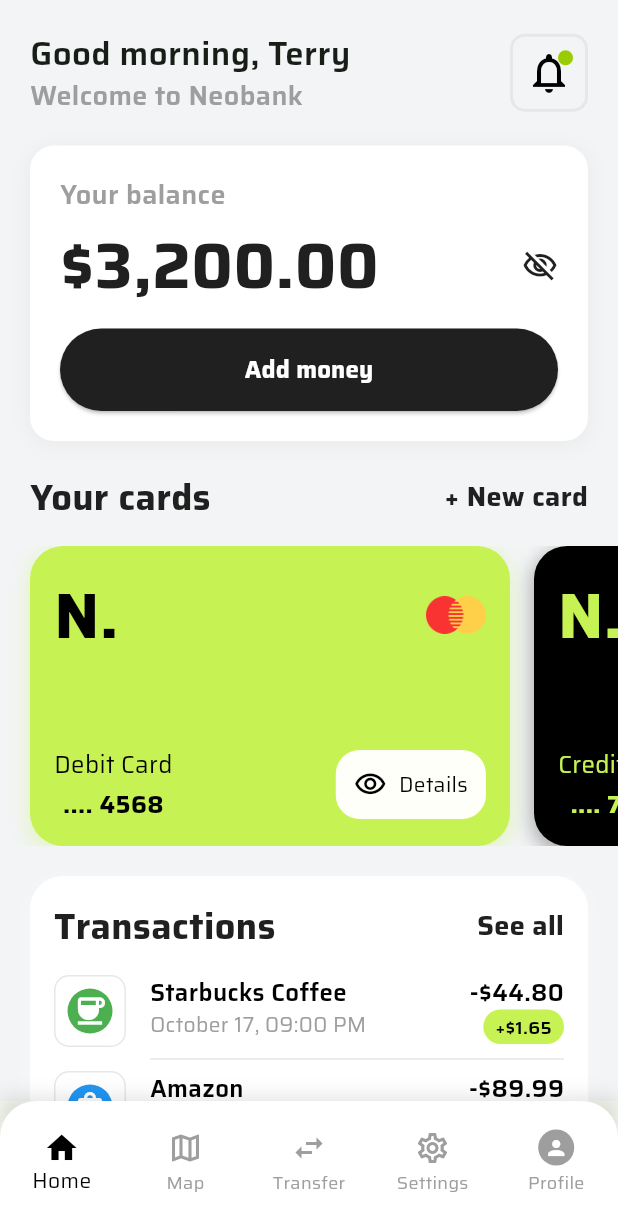
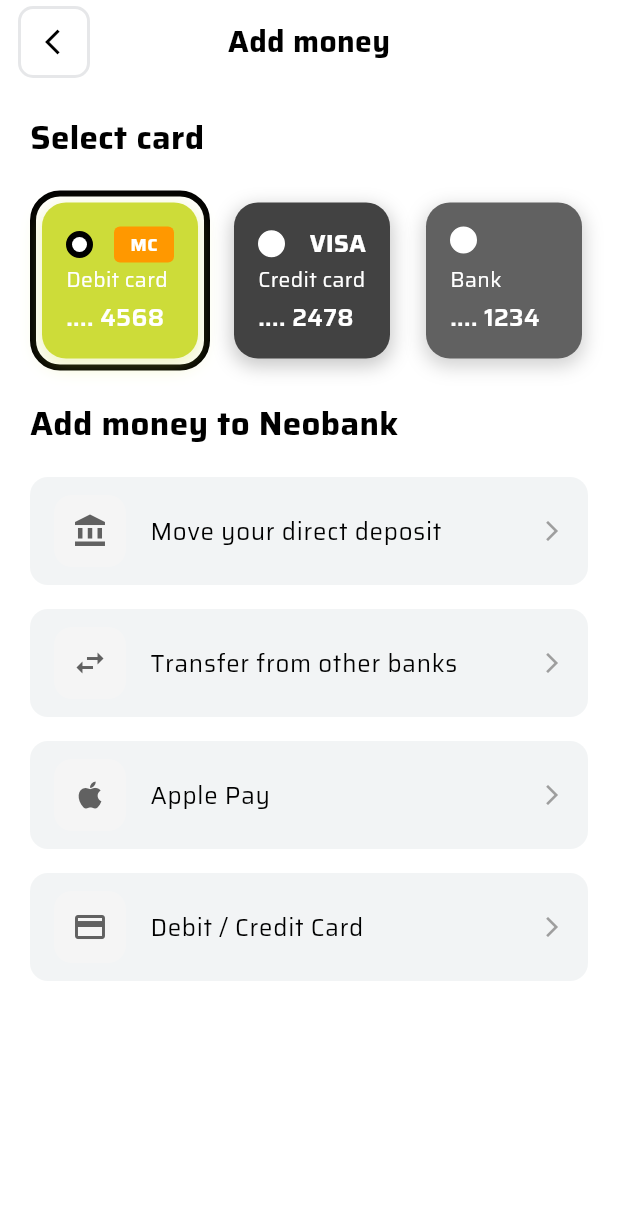
Before and after one commit to jayrhalani/banking_app_flutter, a Flutter app: the screen it shows after launch, after a tap on "Add money", on a phone screen of 412 x 824 dp. Shown: the top 1231 px of the screen. Run offline on Flutter 3.47's test engine with Material 3 defaults, Android fonts, the phone set to English and light mode, and no system bars.

Commit message:
Implement Add money screen

```diff
--- a/lib/main.dart
+++ b/lib/main.dart
@@ -13,6 +13,7 @@ class MyApp extends StatelessWidget {
   Widget build(BuildContext context) {
     return MaterialApp(
       title: 'Neobank',
+      debugShowCheckedModeBanner: false,
       theme: ThemeData(
         colorScheme: ColorScheme.fromSeed(seedColor: Colors.green),
         fontFamily: AssetRes.sairaFamily,
--- /dev/null
+++ b/lib/screens/add_money_screen.dart
@@ -0,0 +1,360 @@
+import 'package:banking_app_flutter/widgets/custom_app_bar.dart';
+import 'package:flutter/material.dart';
+
+class AddMoneyScreen extends StatefulWidget {
+  const AddMoneyScreen({super.key});
+
+  @override
+  State<AddMoneyScreen> createState() => _AddMoneyScreenState();
+}
+
+class _AddMoneyScreenState extends State<AddMoneyScreen> {
+  int _selectedCardIndex = 0;
+
+  final List<Map<String, dynamic>> _cards = [
+    {
+      'type': 'Debit card',
+      'number': '4568',
+      'color': Colors.lime,
+      'logo': 'N.',
+      'isSelected': true,
+    },
+    {
+      'type': 'Credit card',
+      'number': '2478',
+      'color': Colors.grey[800]!,
+      'logo': 'VISA',
+      'isSelected': false,
+    },
+    {
+      'type': 'Bank',
+      'number': '1234',
+      'color': Colors.grey[700]!,
+      'logo': 'B',
+      'isSelected': false,
+    },
+  ];
+
+  final List<Map<String, dynamic>> _addMoneyOptions = [
+    {
+      'title': 'Move your direct deposit',
+      'icon': Icons.account_balance,
+      'description': 'Set up recurring deposits from your employer',
+    },
+    {
+      'title': 'Transfer from other banks',
+      'icon': Icons.swap_horiz,
+      'description': 'Move money from your existing bank accounts',
+    },
+    {
+      'title': 'Apple Pay',
+      'icon': Icons.apple,
+      'description': 'Add money using Apple Pay',
+    },
+    {
+      'title': 'Debit / Credit Card',
+      'icon': Icons.credit_card,
+      'description': 'Add money using another card',
+    },
+  ];
+
+  @override
+  Widget build(BuildContext context) {
+    return Scaffold(
+      backgroundColor: Colors.white,
+      appBar: CustomAppBar(
+        title: 'Add money',
+        onBack: () => Navigator.of(context).pop(),
+      ),
+      body: SingleChildScrollView(
+        child: Column(
+          crossAxisAlignment: CrossAxisAlignment.start,
+          children: [
+            // Select card section
+            _buildSelectCardSection(),
+
+            // Add money to Neobank section
+            _buildAddMoneySection(),
+          ],
+        ),
+      ),
+    );
+  }
+
+  Widget _buildSelectCardSection() {
+    return Column(
+      crossAxisAlignment: CrossAxisAlignment.start,
+      children: [
+        const Padding(
+          padding: EdgeInsets.all(20),
+          child: Text(
+            'Select card',
+            style: TextStyle(
+              fontSize: 22,
+              fontWeight: FontWeight.bold,
+              color: Colors.black,
+            ),
+          ),
+        ),
+        SizedBox(
+          height: 120,
+          child: ListView.separated(
+            scrollDirection: Axis.horizontal,
+            itemCount: _cards.length,
+            padding: const EdgeInsets.symmetric(horizontal: 20),
+            itemBuilder: (context, index) {
+              final card = _cards[index];
+
+              return AspectRatio(
+                aspectRatio: 1, // Ensures width = height
+                child: GestureDetector(
+                  onTap: () {
+                    setState(() {
+                      _selectedCardIndex = index;
+                      for (int i = 0; i < _cards.length; i++) {
+                        _cards[i]['isSelected'] = i == index;
+                      }
+                    });
+                  },
+                  child: AnimatedContainer(
+                    duration: const Duration(milliseconds: 200),
+                    curve: Curves.easeInOut,
+                    decoration: BoxDecoration(
+                      borderRadius: BorderRadius.circular(20),
+                      border: Border.all(
+                        color: card['isSelected']
+                            ? Colors.black
+                            : Colors.transparent,
+                        width: 4,
+                      ),
+                    ),
+                    padding: const EdgeInsets.all(4),
+                    child: Container(
+                      decoration: BoxDecoration(
+                        color: card['color'],
+                        borderRadius: BorderRadius.circular(16),
+                        boxShadow: [
+                          BoxShadow(
+                            color: card['color'].withOpacity(0.3),
+                            spreadRadius: 1,
+                            blurRadius: 10,
+                            offset: const Offset(0, 4),
+                          ),
+                        ],
+                      ),
+                      child: Padding(
+                        padding: const EdgeInsets.all(16),
+                        child: Column(
+                          crossAxisAlignment: CrossAxisAlignment.start,
+                          children: [
+                            Row(
+                              mainAxisAlignment: MainAxisAlignment.spaceBetween,
+                              children: [
+                                SelectedIndicator(
+                                  isSelected: card['isSelected'],
+                                ),
+                                if (card['type'] == 'Debit card')
+                                  Container(
+                                    width: 40,
+                                    height: 24,
+                                    decoration: BoxDecoration(
+                                      color: Colors.orange,
+                                      borderRadius: BorderRadius.circular(4),
+                                    ),
+                                    child: const Center(
+                                      child: Text(
+                                        'MC',
+                                        style: TextStyle(
+                                          color: Colors.white,
+                                          fontSize: 12,
+                                          fontWeight: FontWeight.bold,
+                                        ),
+                                      ),
+                                    ),
+                                  )
+                                else if (card['type'] == 'Credit card')
+                                  const Text(
+                                    'VISA',
+                                    style: TextStyle(
+                                      color: Colors.white,
+                                      fontSize: 16,
+                                      fontWeight: FontWeight.bold,
+                                    ),
+                                  ),
+                              ],
+                            ),
+                            const Spacer(),
+                            Text(
+                              card['type'],
+                              style: const TextStyle(
+                                fontSize: 14,
+                                color: Colors.white,
+                                fontWeight: FontWeight.w500,
+                              ),
+                            ),
+                            const SizedBox(height: 4),
+                            Text(
+                              '.... ${card['number']}',
+                              style: const TextStyle(
+                                fontSize: 16,
+                                color: Colors.white,
+                                fontWeight: FontWeight.w600,
+                              ),
+                            ),
+                          ],
+                        ),
+                      ),
+                    ),
+                  ),
+                ),
+              );
+            },
+            separatorBuilder: (context, index) => const SizedBox(width: 8),
+          ),
+        ),
+      ],
+    );
+  }
+
+  Widget _buildAddMoneySection() {
+    return Padding(
+      padding: const EdgeInsets.all(20),
+      child: Column(
+        crossAxisAlignment: CrossAxisAlignment.start,
+        children: [
+          const Text(
+            'Add money to Neobank',
+            style: TextStyle(
+              fontSize: 22,
+              fontWeight: FontWeight.bold,
+              color: Colors.black,
+            ),
+          ),
+          const SizedBox(height: 20),
+          ..._addMoneyOptions.map((option) => _buildAddMoneyOption(option)),
+        ],
+      ),
+    );
+  }
+
+  Widget _buildAddMoneyOption(Map<String, dynamic> option) {
+    return Padding(
+      padding: const EdgeInsets.only(bottom: 16),
+      child: Material(
+        color: const Color(0xFFF2F4F5),
+        borderRadius: BorderRadius.circular(12),
+        child: InkWell(
+          borderRadius: BorderRadius.circular(12),
+          onTap: () => _handleOptionSelection(option['title']),
+          child: ListTile(
+            contentPadding: const EdgeInsets.symmetric(
+              horizontal: 16,
+              vertical: 8,
+            ),
+            leading: Container(
+              width: 48,
+              height: 48,
+              decoration: BoxDecoration(
+                color: Colors.grey[100],
+                borderRadius: BorderRadius.circular(12),
+              ),
+              child: Icon(option['icon'], color: Colors.grey[700], size: 24),
+            ),
+            title: Text(
+              option['title'],
+              style: const TextStyle(
+                fontSize: 16,
+                fontWeight: FontWeight.normal,
+                color: Colors.black,
+              ),
+            ),
+            trailing: const Icon(
+              Icons.arrow_forward_ios,
+              color: Colors.grey,
+              size: 16,
+            ),
+          ),
+        ),
+      ),
+    );
+  }
+
+  void _handleOptionSelection(String option) {
+    // Handle different add money options
+    switch (option) {
+      case 'Move your direct deposit':
+        // Navigate to direct deposit setup
+        break;
+      case 'Transfer from other banks':
+        // Navigate to bank transfer
+        break;
+      case 'Apple Pay':
+        // Handle Apple Pay
+        break;
+      case 'Debit / Credit Card':
+        // Navigate to card input
+        break;
+    }
+  }
+}
+
+/// Extracted widget for the small circle indicator
+class SelectedIndicator extends StatelessWidget {
+  final bool isSelected;
+
+  const SelectedIndicator({super.key, required this.isSelected});
+
+  @override
+  Widget build(BuildContext context) {
+    return AnimatedContainer(
+      duration: const Duration(milliseconds: 200),
+      width: 18,
+      height: 18,
+      decoration: BoxDecoration(
+        shape: BoxShape.circle,
+        color: isSelected ? Colors.black : Colors.white,
+        border: isSelected
+            ? Border.all(width: 2, color: Colors.black)
+            : Border.all(width: 1, color: Colors.white),
+      ),
+      child: isSelected
+          ? const Padding(
+              padding: EdgeInsets.all(2),
+              child: CircleAvatar(backgroundColor: Colors.white),
+            )
+          : null,
+    );
+  }
+}
+
+class CardPatternPainter extends CustomPainter {
+  @override
+  void paint(Canvas canvas, Size size) {
+    const text = 'NEO';
+    const fontSize = 10.0;
+
+    for (int i = 0; i < 15; i++) {
+      for (int j = 0; j < 10; j++) {
+        final x = i * 25.0;
+        final y = j * 20.0;
+
+        final textPainter = TextPainter(
+          text: const TextSpan(
+            text: text,
+            style: TextStyle(
+              color: Colors.green,
+              fontSize: fontSize,
+              fontWeight: FontWeight.w500,
+            ),
+          ),
+          textDirection: TextDirection.ltr,
+        );
+        textPainter.layout();
+        textPainter.paint(canvas, Offset(x, y));
+      }
+    }
+  }
+
+  @override
+  bool shouldRepaint(covariant CustomPainter oldDelegate) => false;
+}
--- a/lib/screens/home_screen.dart
+++ b/lib/screens/home_screen.dart
@@ -1,4 +1,5 @@
 import 'package:banking_app_flutter/resources/asset_res.dart';
+import 'package:banking_app_flutter/screens/add_money_screen.dart';
 import 'package:flutter/material.dart';
 
 class HomePage extends StatefulWidget {
@@ -89,21 +90,23 @@ class _HomePageState extends State<HomePage> {
           ),
           Container(
             decoration: BoxDecoration(
-              shape: BoxShape.rectangle,
               borderRadius: BorderRadius.circular(10),
               border: Border.all(color: Color(0XFFE6E7E9), width: 2),
             ),
-            padding: EdgeInsets.all(8),
+            width: 48,
+            height: 48,
             child: Stack(
               children: [
-                const Icon(
-                  Icons.notifications_outlined,
-                  size: 32,
-                  color: Colors.black,
+                Center(
+                  child: const Icon(
+                    Icons.notifications_outlined,
+                    size: 28,
+                    color: Colors.black,
+                  ),
                 ),
                 Positioned(
-                  right: 0,
-                  top: 1,
+                  right: 8,
+                  top: 10,
                   child: Container(
                     width: 10,
                     height: 10,
@@ -181,7 +184,12 @@ class _HomePageState extends State<HomePage> {
             width: double.infinity,
             child: ElevatedButton(
               onPressed: () {
-                // TODO - Open Add Money screen
+                Navigator.push(
+                  context,
+                  MaterialPageRoute(
+                    builder: (context) => const AddMoneyScreen(),
+                  ),
+                );
               },
               style: ElevatedButton.styleFrom(
                 backgroundColor: Color(0XFF202020),
--- /dev/null
+++ b/lib/widgets/custom_app_bar.dart
@@ -0,0 +1,78 @@
+import 'package:flutter/material.dart';
+
+class CustomAppBar extends StatelessWidget implements PreferredSizeWidget {
+  final String title;
+  final VoidCallback? onBack;
+  final List<Widget>? actions;
+  final Color backgroundColor;
+  final double height;
+
+  const CustomAppBar({
+    super.key,
+    required this.title,
+    this.onBack,
+    this.actions,
+    this.backgroundColor = Colors.white,
+    this.height = kToolbarHeight,
+  });
+
+  @override
+  Widget build(BuildContext context) {
+    return Container(
+      color: backgroundColor,
+      padding: EdgeInsets.only(
+        left: 12,
+        right: 12,
+        top: MediaQuery.of(context).padding.top, // SafeArea effect
+      ),
+      height: height + MediaQuery.of(context).padding.top,
+      child: Row(
+        mainAxisAlignment: MainAxisAlignment.spaceBetween,
+        children: [
+          onBack == null
+              ? const SizedBox(width: 48)
+              : Container(
+                  decoration: BoxDecoration(
+                    borderRadius: BorderRadius.circular(10),
+                    border: Border.all(
+                      color: const Color(0XFFE6E7E9),
+                      width: 2,
+                    ),
+                  ),
+                  padding: EdgeInsets.only(right: 2),
+                  width: 48,
+                  height: 48,
+                  child: IconButton(
+                    icon: const Icon(
+                      Icons.arrow_back_ios_new,
+                      color: Colors.black,
+                      size: 20,
+                    ),
+                    onPressed: onBack,
+                  ),
+                ),
+          Expanded(
+            child: Center(
+              child: Text(
+                title,
+                style: const TextStyle(
+                  color: Colors.black,
+                  fontWeight: FontWeight.bold,
+                  fontSize: 20,
+                ),
+                overflow: TextOverflow.ellipsis,
+              ),
+            ),
+          ),
+          Row(children: actions ?? [const SizedBox(width: 48)]),
+        ],
+      ),
+    );
+  }
+
+  @override
+  Size get preferredSize => Size.fromHeight(
+    height +
+        MediaQueryData.fromWindow(WidgetsBinding.instance.window).padding.top,
+  );
+}
```
